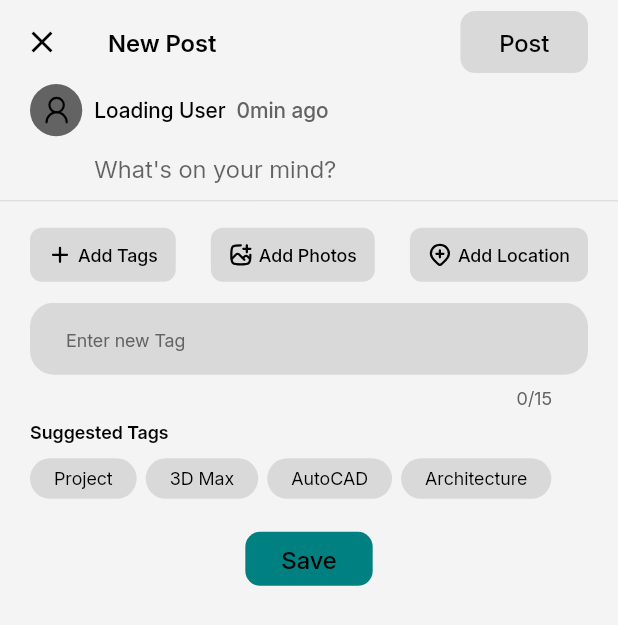
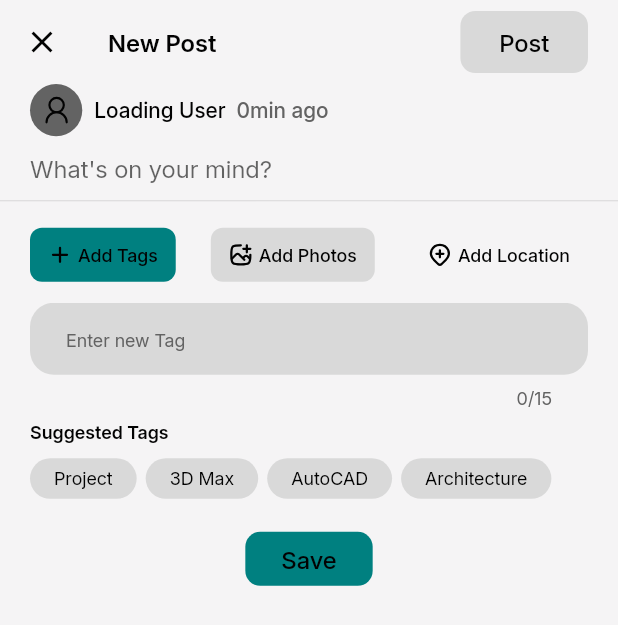
Before and after one commit to hasanShaaban/archilink, a Flutter app: the CreatePostView screen opened directly, after a tap on "Add Tags", on a phone screen of 412 x 824 dp. Shown: the top 625 px of the screen. Run offline on Flutter 3.47's test engine with Material 3 defaults, Android fonts, the phone set to English and light mode, and no system bars; our stand-ins replace bloc, cached_network_image, dartz, dio, equatable, flutter_bloc and 6 more; missing offline and left inert: chatview, wechat_assets_picker; accounts and stored records are empty.

Commit message:
validation and add tag list to post

```diff
--- a/lib/features/Create_Post/presentation/manager/cubit/create_post_cubit.dart
+++ b/lib/features/Create_Post/presentation/manager/cubit/create_post_cubit.dart
@@ -64,6 +64,10 @@ class CreatePostCubit extends Cubit<CreatePostState> {
     emit(state.copyWith(isAddingTag: isAdding));
   }
 
+  void setShowTagsInPost(bool show) {
+    emit(state.copyWith(showTagsInPost: show, isAddingTag: false));
+  }
+
   Future<void> submitPost() async {
     if (!state.canPost) return;
     emit(state.copyWith(isSubmitting: true));
--- a/lib/features/Create_Post/presentation/manager/cubit/create_post_state.dart
+++ b/lib/features/Create_Post/presentation/manager/cubit/create_post_state.dart
@@ -7,6 +7,7 @@ class CreatePostState extends Equatable {
   final ProfileEntity? profileData;
   final List<String> tags;
   final bool isAddingTag;
+  final bool showTagsInPost;
   const CreatePostState({
     this.postText = '',
     this.selectedAssets = const [],
@@ -14,6 +15,7 @@ class CreatePostState extends Equatable {
     this.isSubmitting = false,
     this.isAddingTag = false,
     this.profileData,
+    this.showTagsInPost = false,
   });
 
   bool get canPost => postText.trim().isNotEmpty || selectedAssets.isNotEmpty;
@@ -25,6 +27,7 @@ class CreatePostState extends Equatable {
     ProfileEntity? profileData,
     List<String>? tags,
     bool? isAddingTag,
+    bool? showTagsInPost,
   }) {
     return CreatePostState(
       postText: postText ?? this.postText,
@@ -33,6 +36,7 @@ class CreatePostState extends Equatable {
       profileData: profileData ?? this.profileData,
       tags: tags ?? this.tags,
       isAddingTag: isAddingTag ?? this.isAddingTag,
+      showTagsInPost: showTagsInPost ?? this.showTagsInPost,
     );
   }
 
@@ -44,5 +48,6 @@ class CreatePostState extends Equatable {
     isAddingTag,
     profileData,
     tags,
+    showTagsInPost,
   ];
 }
--- a/lib/features/Create_Post/presentation/views/widgets/create_post_action_button.dart
+++ b/lib/features/Create_Post/presentation/views/widgets/create_post_action_button.dart
@@ -6,17 +6,20 @@ import 'package:flutter_svg/svg.dart';
 class CreatePostActionButton extends StatelessWidget {
   final String icon, text;
   final VoidCallback onPressed;
+  final Color? color;
   const CreatePostActionButton({
     super.key,
     required this.icon,
-    required this.text, required this.onPressed,
+    required this.text,
+    required this.onPressed,
+    this.color,
   });
 
   @override
   Widget build(BuildContext context) {
     return TextButton(
       style: TextButton.styleFrom(
-        backgroundColor: AppColorsFromTheme.grayForTheme(context),
+        backgroundColor: color ?? AppColorsFromTheme.grayForTheme(context),
         shape: RoundedRectangleBorder(
           borderRadius: BorderRadiusGeometry.circular(8),
         ),
--- a/lib/features/Create_Post/presentation/views/widgets/create_post_action_buttons.dart
+++ b/lib/features/Create_Post/presentation/views/widgets/create_post_action_buttons.dart
@@ -5,7 +5,8 @@ import 'package:flutter/material.dart';
 import 'package:provider/provider.dart';
 
 class CreatePostActionButtons extends StatelessWidget {
-  const CreatePostActionButtons({super.key});
+  const CreatePostActionButtons({super.key, required this.state});
+  final CreatePostState state;
 
   @override
   Widget build(BuildContext context) {
@@ -18,8 +19,13 @@ class CreatePostActionButtons extends StatelessWidget {
             icon: Assets.assetsIconsAddTags,
             text: 'Add Tags',
             onPressed: () {
-              context.read<CreatePostCubit>().toggleAddingTag(true);
+              state.isAddingTag
+                  ? context.read<CreatePostCubit>().toggleAddingTag(false)
+                  : context.read<CreatePostCubit>().toggleAddingTag(true);
             },
+            color: state.isAddingTag
+                ? Theme.of(context).colorScheme.primary
+                : null,
           ),
           CreatePostActionButton(
             icon: Assets.assetsIconsAddImage,
@@ -31,6 +37,7 @@ class CreatePostActionButtons extends StatelessWidget {
             icon: Assets.assetsIconsAddLocation,
             text: 'Add Location',
             onPressed: () {},
+            color: Colors.transparent,
           ),
         ],
       ),
--- a/lib/features/Create_Post/presentation/views/widgets/create_post_text_field.dart
+++ b/lib/features/Create_Post/presentation/views/widgets/create_post_text_field.dart
@@ -22,7 +22,7 @@ class _CreatePostTextFiledState extends State<CreatePostTextFiled> {
 
     return Padding(
       padding: EdgeInsets.only(
-        left: 20 + widget.width * 34 / 402 + 8,
+        left: 20,
         right: 20,
       ),
       child: TextField(
--- a/lib/features/Create_Post/presentation/views/widgets/create_post_view_body.dart
+++ b/lib/features/Create_Post/presentation/views/widgets/create_post_view_body.dart
@@ -7,6 +7,7 @@ import 'package:archilink/features/Create_Post/presentation/views/widgets/create
 import 'package:archilink/features/Create_Post/presentation/views/widgets/post_header_row.dart';
 import 'package:archilink/features/Create_Post/presentation/views/widgets/selected_images_list_view.dart';
 import 'package:archilink/features/Post/domain/entity/post_owner_entity.dart';
+import 'package:archilink/features/Post/presentation/view/widgets/exapndable_tags.dart';
 import 'package:flutter/material.dart';
 import 'package:flutter_bloc/flutter_bloc.dart';
 
@@ -39,6 +40,11 @@ class CreatePostViewBody extends StatelessWidget {
               PostHeaderRow(width: width, owner: owner, state: state),
               SizedBox(height: 12),
               CreatePostTextFiled(width: width),
+              if (state.showTagsInPost && state.tags.isNotEmpty)
+                Padding(
+                  padding: const EdgeInsets.symmetric(horizontal: 20, vertical: 12),
+                  child: ExpandableTags(tags: state.tags),
+                ),
               SizedBox(height: 12),
               if (state.selectedAssets.isNotEmpty)
                 Padding(
@@ -52,7 +58,7 @@ class CreatePostViewBody extends StatelessWidget {
 
               Divider(height: 0),
               SizedBox(height: 12),
-              CreatePostActionButtons(),
+              CreatePostActionButtons(state: state),
               SizedBox(height: 8),
               CreatePostTagsSection(
                 height: height,
--- a/lib/features/Create_Post/presentation/views/widgets/save_tags_button.dart
+++ b/lib/features/Create_Post/presentation/views/widgets/save_tags_button.dart
@@ -1,5 +1,7 @@
 import 'package:archilink/core/utils/app_text_style.dart';
+import 'package:archilink/features/Create_Post/presentation/manager/cubit/create_post_cubit.dart';
 import 'package:flutter/material.dart';
+import 'package:flutter_bloc/flutter_bloc.dart';
 
 class SaveTagsButton extends StatelessWidget {
   const SaveTagsButton({super.key});
@@ -9,7 +11,9 @@ class SaveTagsButton extends StatelessWidget {
     return Align(
       alignment: Alignment.center,
       child: TextButton(
-        onPressed: () {},
+        onPressed: () {
+          context.read<CreatePostCubit>().setShowTagsInPost(true);
+        },
 
         style: TextButton.styleFrom(
           backgroundColor: Theme.of(context).colorScheme.primary,
```
